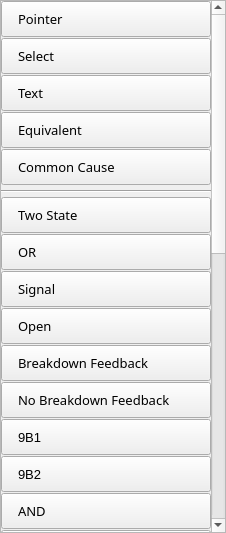
First picture: the form in ZGO2/form/toolboxgomarkov.ui, repository regissahore/Typewriter, before the edit.
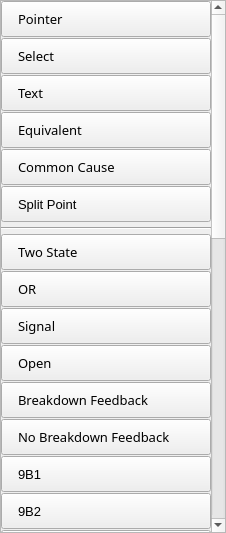
Second picture: the form after the edit. Icons and pictures are not drawn.

The edit to the form file:
```diff
--- a/ZGO2/form/toolboxgomarkov.ui
+++ b/ZGO2/form/toolboxgomarkov.ui
@@ -38,9 +38,9 @@
       <property name="geometry">
        <rect>
         <x>0</x>
-        <y>-135</y>
-        <width>238</width>
-        <height>1120</height>
+        <y>-60</y>
+        <width>248</width>
+        <height>1194</height>
        </rect>
       </property>
       <layout class="QVBoxLayout" name="verticalLayout_2">
@@ -296,6 +296,43 @@
          </property>
         </widget>
        </item>
+       <item>
+        <widget class="QPushButton" name="buttonOperatorSplit">
+         <property name="sizePolicy">
+          <sizepolicy hsizetype="Minimum" vsizetype="Expanding">
+           <horstretch>0</horstretch>
+           <verstretch>0</verstretch>
+          </sizepolicy>
+         </property>
+         <property name="minimumSize">
+          <size>
+           <width>0</width>
+           <height>36</height>
+          </size>
+         </property>
+         <property name="font">
+          <font>
+           <pointsize>10</pointsize>
+          </font>
+         </property>
+         <property name="styleSheet">
+          <string notr="true">text-align: left;
+padding-left: 16px;
+background-color: linear-gradient(rgb(234, 234, 234), rgb(218, 218, 218));
+border-color: rgb(204, 204, 204) rgb(204, 204, 204) rgb(181, 181, 181);
+</string>
+         </property>
+         <property name="text">
+          <string>Split Point</string>
+         </property>
+         <property name="iconSize">
+          <size>
+           <width>24</width>
+           <height>24</height>
+          </size>
+         </property>
+        </widget>
+       </item>
        <item>
         <widget class="Line" name="line">
          <property name="minimumSize">
@@ -787,6 +824,43 @@
          </property>
         </widget>
        </item>
+       <item>
+        <widget class="QPushButton" name="buttonOperator11A">
+         <property name="sizePolicy">
+          <sizepolicy hsizetype="Minimum" vsizetype="Expanding">
+           <horstretch>0</horstretch>
+           <verstretch>0</verstretch>
+          </sizepolicy>
+         </property>
+         <property name="minimumSize">
+          <size>
+           <width>0</width>
+           <height>36</height>
+          </size>
+         </property>
+         <property name="font">
+          <font>
+           <pointsize>10</pointsize>
+          </font>
+         </property>
+         <property name="styleSheet">
+          <string notr="true">text-align: left;
+padding-left: 16px;
+background-color: linear-gradient(rgb(234, 234, 234), rgb(218, 218, 218));
+border-color: rgb(204, 204, 204) rgb(204, 204, 204) rgb(181, 181, 181);
+</string>
+         </property>
+         <property name="text">
+          <string>M Take K</string>
+         </property>
+         <property name="iconSize">
+          <size>
+           <width>24</width>
+           <height>24</height>
+          </size>
+         </property>
+        </widget>
+       </item>
        <item>
         <widget class="QPushButton" name="buttonOperator12A">
          <property name="sizePolicy">
```
